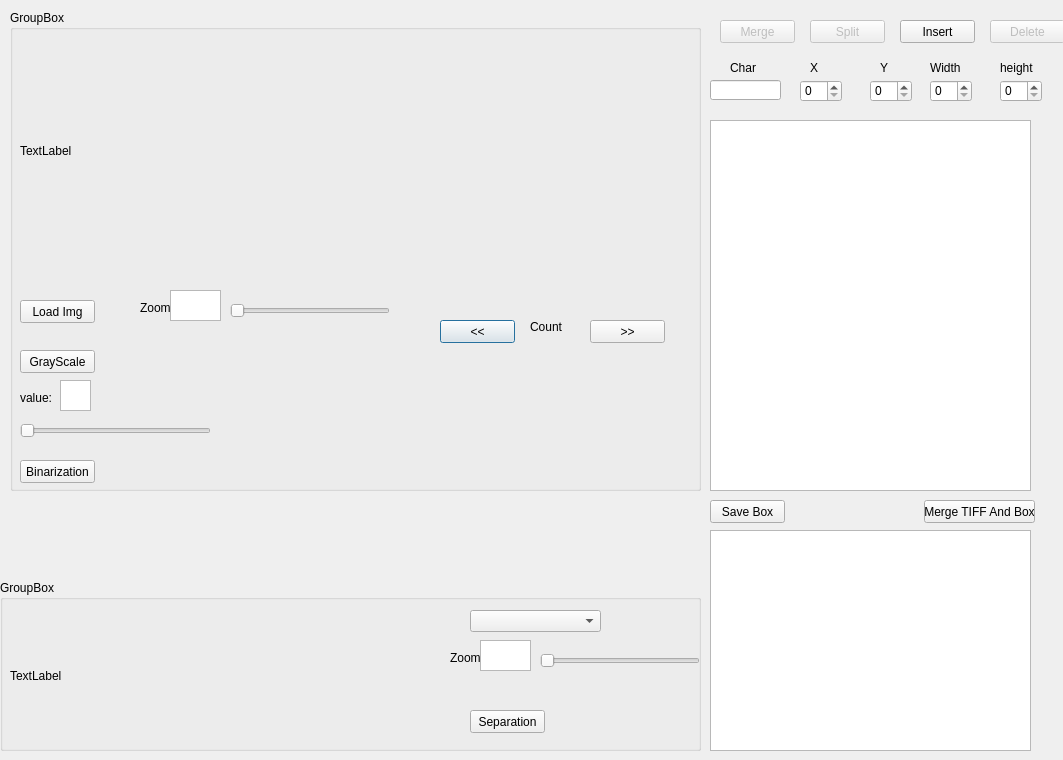
Wesley-Wong-dev/Tool, file Tools/Tools.ui: the form before one commit.
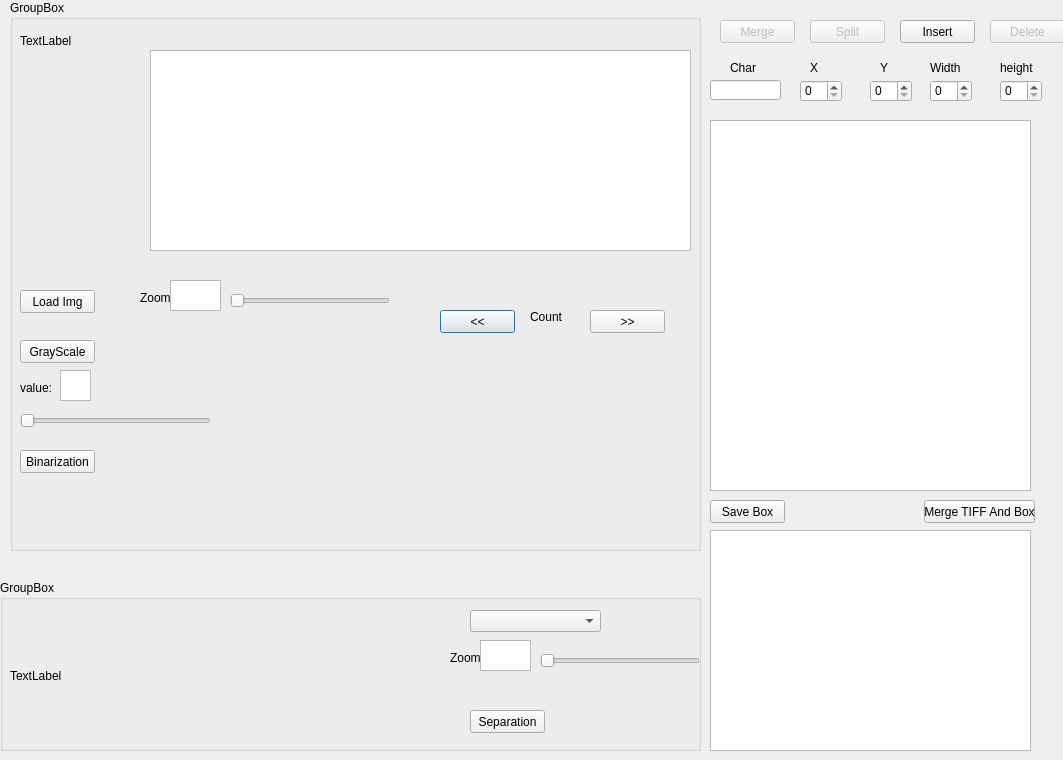
The form after the commit.

Patch:
```diff
--- a/Tools/Tools.ui
+++ b/Tools/Tools.ui
@@ -17,9 +17,9 @@
    <property name="geometry">
     <rect>
      <x>10</x>
-     <y>10</y>
+     <y>0</y>
      <width>691</width>
-     <height>481</height>
+     <height>551</height>
     </rect>
    </property>
    <property name="title">
@@ -30,8 +30,8 @@
      <rect>
       <x>10</x>
       <y>10</y>
-      <width>671</width>
-      <height>261</height>
+      <width>91</width>
+      <height>61</height>
      </rect>
     </property>
     <property name="text">
@@ -197,6 +197,16 @@
      <string>Count</string>
     </property>
    </widget>
+   <widget class="QGraphicsView" name="G_View">
+    <property name="geometry">
+     <rect>
+      <x>140</x>
+      <y>50</y>
+      <width>541</width>
+      <height>201</height>
+     </rect>
+    </property>
+   </widget>
   </widget>
   <widget class="QGroupBox" name="groupBox_2">
    <property name="geometry">
```
